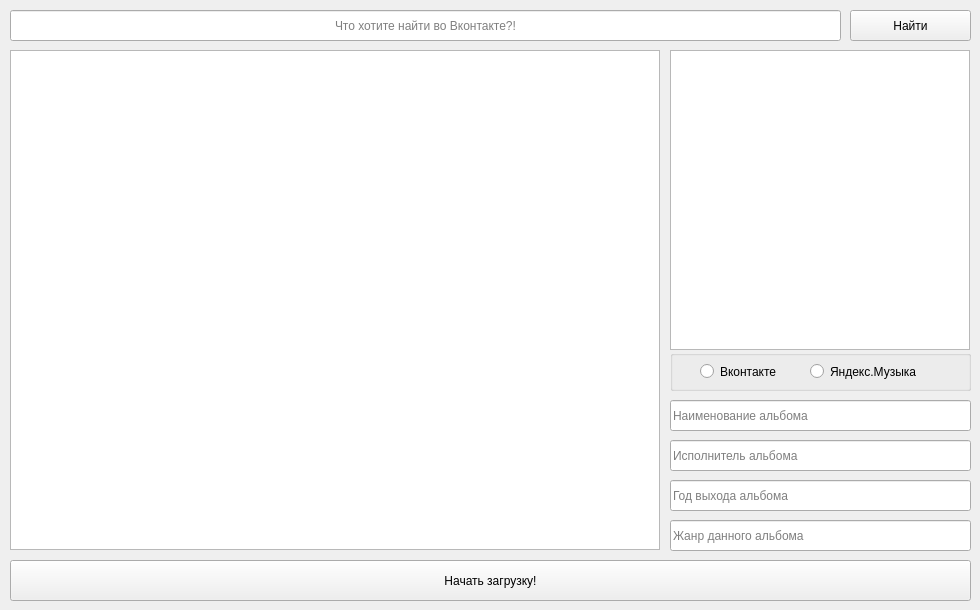
First picture: the form in project/designs/main.ui, repository DenisZhmakin/VK-Music-Downloader, before the edit.
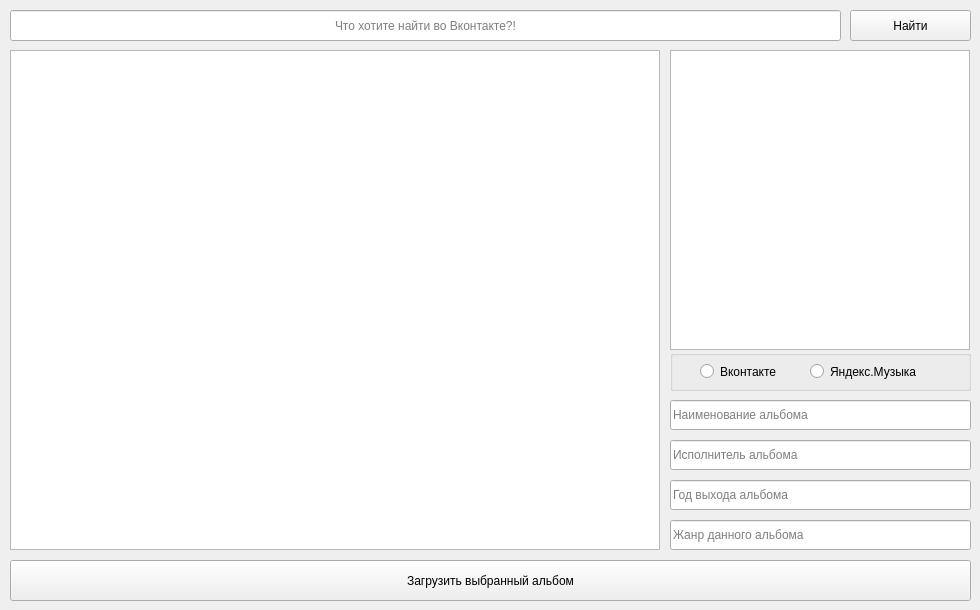
Second picture: the form after the edit.

The edit to the form file:
```diff
--- a/project/designs/main.ui
+++ b/project/designs/main.ui
@@ -10,6 +10,18 @@
     <height>610</height>
    </rect>
   </property>
+  <property name="minimumSize">
+   <size>
+    <width>980</width>
+    <height>610</height>
+   </size>
+  </property>
+  <property name="maximumSize">
+   <size>
+    <width>980</width>
+    <height>610</height>
+   </size>
+  </property>
   <property name="windowTitle">
    <string>VK-Music-Downloader</string>
   </property>
@@ -45,7 +57,7 @@
      <x>670</x>
      <y>400</y>
      <width>301</width>
-     <height>31</height>
+     <height>30</height>
     </rect>
    </property>
    <property name="inputMask">
@@ -68,7 +80,7 @@
     </rect>
    </property>
    <property name="text">
-    <string>Начать загрузку!</string>
+    <string>Загрузить выбранный альбом</string>
    </property>
   </widget>
   <widget class="QLineEdit" name="lineEdit_3">
@@ -77,7 +89,7 @@
      <x>670</x>
      <y>440</y>
      <width>301</width>
-     <height>31</height>
+     <height>30</height>
     </rect>
    </property>
    <property name="text">
@@ -93,7 +105,7 @@
      <x>670</x>
      <y>520</y>
      <width>301</width>
-     <height>31</height>
+     <height>30</height>
     </rect>
    </property>
    <property name="placeholderText">
@@ -106,7 +118,7 @@
      <x>670</x>
      <y>480</y>
      <width>301</width>
-     <height>31</height>
+     <height>30</height>
     </rect>
    </property>
    <property name="placeholderText">
```
Left out of the diff: 20 changed lines with no effect on the pictures.
